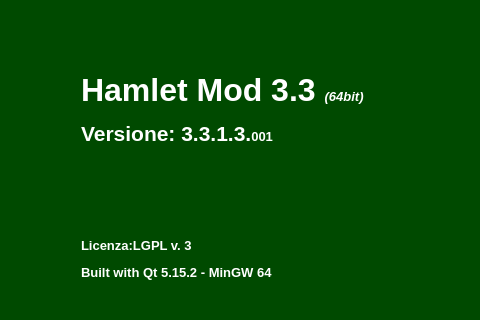
Qt form mainwindow.ui (fblabs/hamlet-mod-sancon) before a commit; both pictures show x 416 to 896 and y 0 to 320 of the 1156 by 831 pixel window.
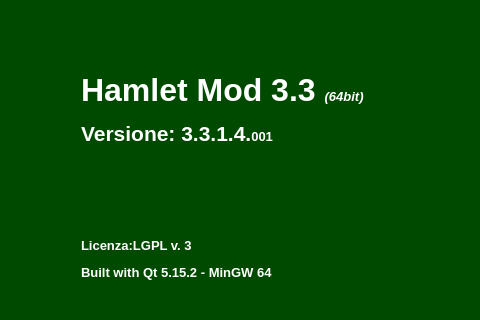
The same form after that commit. Icons and pictures are not drawn.

```diff
--- a/mainwindow.ui
+++ b/mainwindow.ui
@@ -531,7 +531,7 @@
          <enum>QFrame::NoFrame</enum>
         </property>
         <property name="text">
-         <string>&lt;html&gt;&lt;head/&gt;&lt;body&gt;&lt;p&gt;&lt;span style=&quot; font-size:24pt; font-weight:600;&quot;&gt;Hamlet Mod 3.3 &lt;/span&gt;&lt;span style=&quot; font-size:10pt; font-weight:600; font-style:italic;&quot;&gt;(64bit)&lt;/span&gt;&lt;/p&gt;&lt;p&gt;&lt;span style=&quot; font-size:16pt; font-weight:600;&quot;&gt;Versione: 3.3.1.3.&lt;/span&gt;&lt;span style=&quot; font-size:10pt; font-weight:600;&quot;&gt;001&lt;/span&gt;&lt;/p&gt;&lt;p&gt;&lt;br/&gt;&lt;/p&gt;&lt;p&gt;&lt;br/&gt;&lt;/p&gt;&lt;p&gt;&lt;span style=&quot; font-size:10pt; font-weight:600;&quot;&gt;Licenza:LGPL v. 3&lt;/span&gt;&lt;/p&gt;&lt;p&gt;&lt;span style=&quot; font-size:10pt; font-weight:600;&quot;&gt;Built with Qt 5.15.2 - MinGW 64&lt;/span&gt;&lt;/p&gt;&lt;p&gt;&lt;br/&gt;&lt;/p&gt;&lt;p&gt;&lt;br/&gt;&lt;/p&gt;&lt;p&gt;&lt;span style=&quot; font-size:10pt;&quot;&gt;© FBLABS 2015-2022&lt;/span&gt;&lt;/p&gt;&lt;p&gt;&lt;a href=&quot;https://github.com/fblabs/hamlet-mod-sancon/tree/master&quot;&gt;&lt;span style=&quot; text-decoration: underline; color:#007af4;&quot;&gt;Sorgenti (github)&lt;/span&gt;&lt;/a&gt;&lt;/p&gt;&lt;/body&gt;&lt;/html&gt;</string>
+         <string>&lt;html&gt;&lt;head/&gt;&lt;body&gt;&lt;p&gt;&lt;span style=&quot; font-size:24pt; font-weight:600;&quot;&gt;Hamlet Mod 3.3 &lt;/span&gt;&lt;span style=&quot; font-size:10pt; font-weight:600; font-style:italic;&quot;&gt;(64bit)&lt;/span&gt;&lt;/p&gt;&lt;p&gt;&lt;span style=&quot; font-size:16pt; font-weight:600;&quot;&gt;Versione: 3.3.1.4.&lt;/span&gt;&lt;span style=&quot; font-size:10pt; font-weight:600;&quot;&gt;001&lt;/span&gt;&lt;/p&gt;&lt;p&gt;&lt;br/&gt;&lt;/p&gt;&lt;p&gt;&lt;br/&gt;&lt;/p&gt;&lt;p&gt;&lt;span style=&quot; font-size:10pt; font-weight:600;&quot;&gt;Licenza:LGPL v. 3&lt;/span&gt;&lt;/p&gt;&lt;p&gt;&lt;span style=&quot; font-size:10pt; font-weight:600;&quot;&gt;Built with Qt 5.15.2 - MinGW 64&lt;/span&gt;&lt;/p&gt;&lt;p&gt;&lt;br/&gt;&lt;/p&gt;&lt;p&gt;&lt;br/&gt;&lt;/p&gt;&lt;p&gt;&lt;span style=&quot; font-size:10pt;&quot;&gt;© FBLABS 2015-2022&lt;/span&gt;&lt;/p&gt;&lt;p&gt;&lt;a href=&quot;https://github.com/fblabs/hamlet-mod-sancon/tree/master&quot;&gt;&lt;span style=&quot; text-decoration: underline; color:#007af4;&quot;&gt;Sorgenti (github)&lt;/span&gt;&lt;/a&gt;&lt;/p&gt;&lt;/body&gt;&lt;/html&gt;</string>
         </property>
         <property name="scaledContents">
          <bool>false</bool>
```
